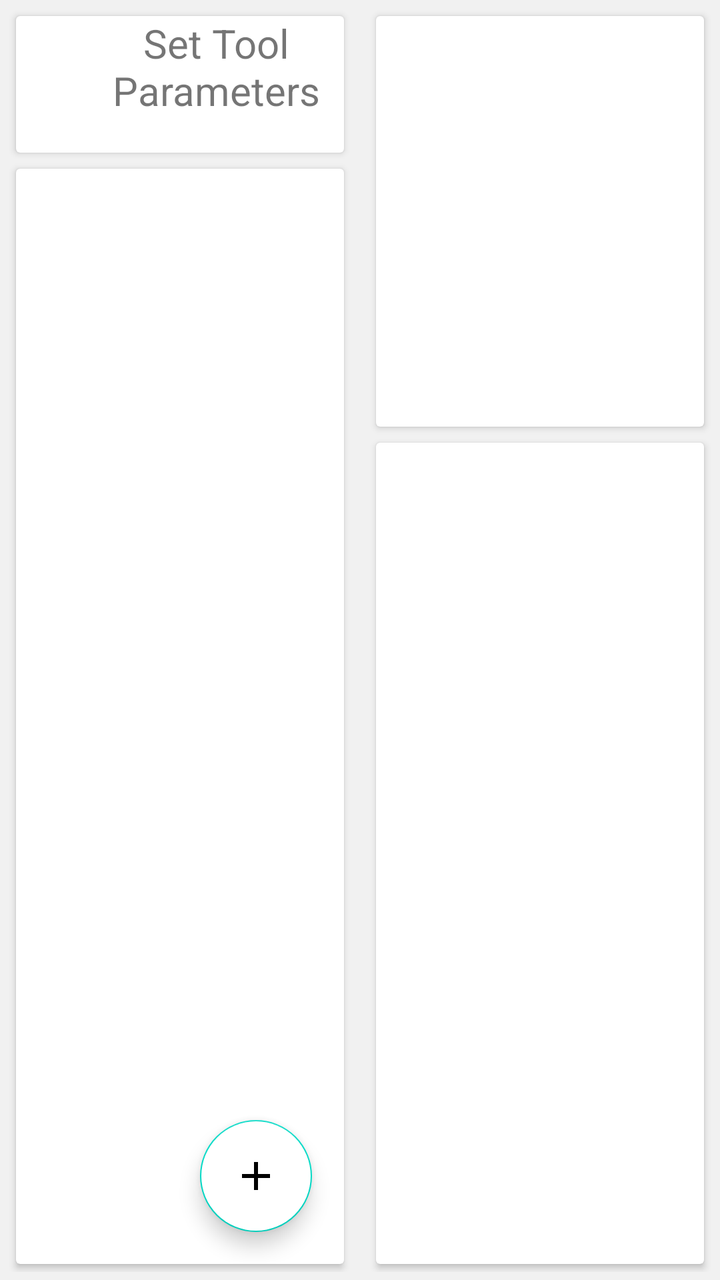
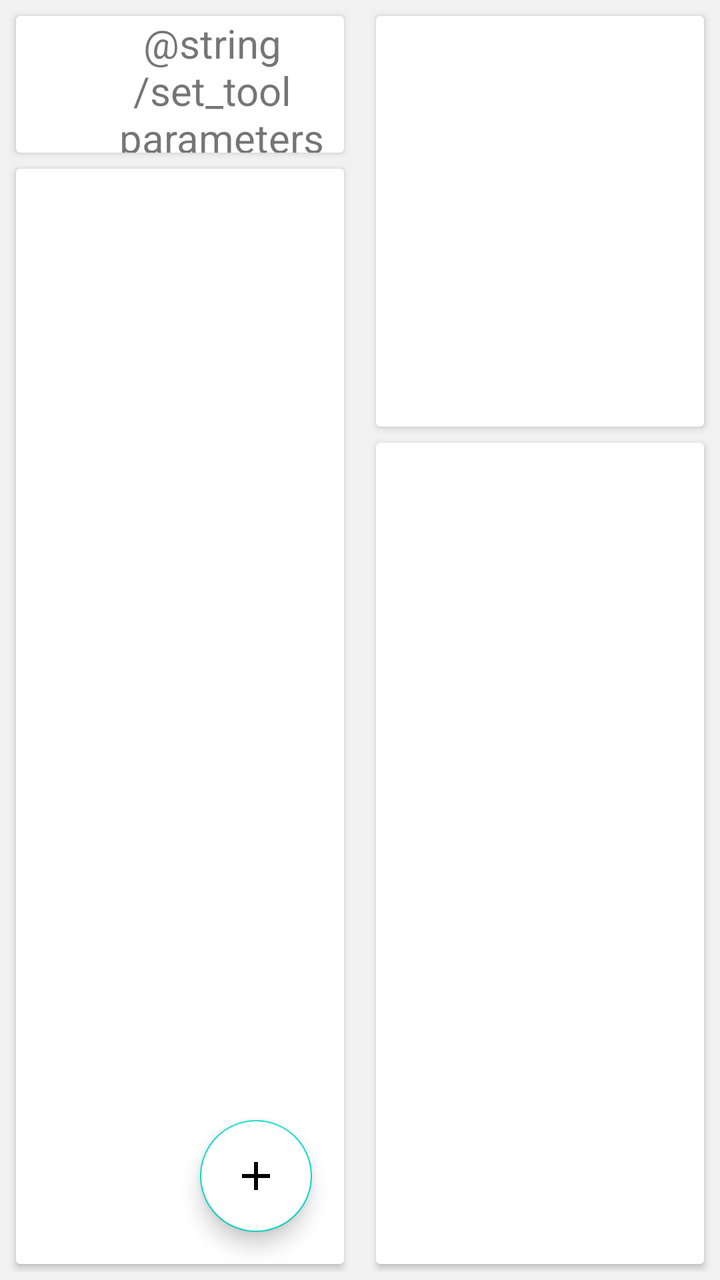

The first picture is an Android layout as it rendered before a commit; the second is the same layout after the commit. The layout source and the unified diff follow.
<!-- AndroidManifest.xml: application theme AppTheme -->
<!-- res/layout/fragment_tool_management.xml -->
<?xml version="1.0" encoding="utf-8"?>
<layout xmlns:android="http://schemas.android.com/apk/res/android"
    xmlns:app="http://schemas.android.com/apk/res-auto">

    <data>

        <variable
            name="viewModel"
            type="eu.agribot.agribotapp.ui.fragment.toolmanagement.mainscreen.ToolManagementViewModel" />
    </data>

    <LinearLayout
        android:layout_width="match_parent"
        android:layout_height="match_parent"
        android:background="@color/background_gray"
        android:orientation="horizontal">


        <LinearLayout
            android:layout_width="0dp"
            android:layout_height="match_parent"
            android:layout_weight="1"
            android:orientation="vertical"
            android:layout_margin="@dimen/margin_small">

            <androidx.cardview.widget.CardView
                android:layout_width="match_parent"
                android:layout_height="0dp"
                android:layout_margin="@dimen/margin_small"
                android:layout_weight="0.5"
                android:background="@drawable/rounded_corner_layout"
                android:gravity="end"
                android:orientation="horizontal">


                <TextView
                    android:id="@+id/textView4"
                    android:layout_width="wrap_content"
                    android:layout_height="wrap_content"
                    android:layout_marginStart="36dp"
                    android:textSize="@dimen/text_size_xlarge"
                    android:gravity="center"
                    android:text="Set Tool Parameters"
                    app:layout_constraintBottom_toBottomOf="parent"
                    app:layout_constraintStart_toStartOf="parent"
                    app:layout_constraintTop_toTopOf="parent" />

            </androidx.cardview.widget.CardView>




            <androidx.cardview.widget.CardView
                android:layout_width="match_parent"
                android:layout_height="0dp"
                android:layout_margin="@dimen/margin_small"
                android:layout_weight="4">


            <RelativeLayout
                android:layout_width="match_parent"
                android:layout_height="match_parent"
                android:orientation="vertical"
                android:stateListAnimator="@null">

                <com.google.android.material.floatingactionbutton.FloatingActionButton
                    android:layout_width="wrap_content"
                    android:layout_height="wrap_content"
                    android:layout_alignParentEnd="true"
                    android:layout_alignParentBottom="true"
                    android:layout_gravity="end|bottom"
                    android:layout_margin="@dimen/margin_large"
                    android:background="@android:color/transparent"
                    android:backgroundTint="@color/white"
                    android:onClick="@{()-> viewModel.onNewToolButtonClicked()}"
                    android:src="@drawable/ic_add"
                    app:rippleColor="@color/white" />

                <androidx.recyclerview.widget.RecyclerView
                    android:id="@+id/main_tool_name_recycler"
                    android:layout_width="match_parent"
                    android:layout_height="match_parent"
                    android:layout_margin="@dimen/margin_small"
                    android:layout_gravity="center"
                    android:background="@color/white" />

            </RelativeLayout>

            </androidx.cardview.widget.CardView>

        </LinearLayout>



        <LinearLayout
            android:layout_width="0dp"
            android:layout_height="match_parent"
            android:layout_weight="1"
            android:orientation="vertical"
            android:layout_margin="@dimen/margin_small">



            <androidx.cardview.widget.CardView
                android:layout_width="match_parent"
                android:layout_height="0dp"
                android:layout_margin="@dimen/margin_small"
                android:layout_weight="1">


                <ImageView
                    android:id="@+id/main_tool_photo"
                    android:layout_width="match_parent"
                    android:layout_height="match_parent"/>


            </androidx.cardview.widget.CardView>


            <androidx.cardview.widget.CardView
                android:layout_width="match_parent"
                android:layout_margin="@dimen/margin_small"
                android:layout_height="0dp"
                android:layout_gravity="center"
                android:layout_weight="2">

            <androidx.recyclerview.widget.RecyclerView
                android:id="@+id/main_tool_parameter_recycler"
                android:layout_width="match_parent"
                android:layout_height="match_parent"
                android:layout_gravity="center_vertical"/>


            </androidx.cardview.widget.CardView>

        </LinearLayout>




    </LinearLayout>


</layout>
<!-- resources referenced by this layout -->
<resources>
  <color name="background_gray">#f1f1f1</color>
  <color name="white">#FFFFFF</color>
  <dimen name="margin_large">16dp</dimen>
  <dimen name="margin_small">4dp</dimen>
  <dimen name="text_size_xlarge">20sp</dimen>
  <!-- drawable ic_add (drawable) -->
  <vector xmlns:android="http://schemas.android.com/apk/res/android"
      android:width="24dp"
      android:height="24dp"
      android:viewportWidth="24"
      android:viewportHeight="24"
      android:tint="?attr/colorControlNormal">
    <path
        android:fillColor="@android:color/white"
        android:pathData="M19,13h-6v6h-2v-6H5v-2h6V5h2v6h6v2z"/>
  </vector>
  <!-- drawable rounded_corner_layout (drawable) -->
  <?xml version="1.0" encoding="utf-8"?>
  <shape xmlns:android="http://schemas.android.com/apk/res/android">
  
      <solid android:color="@android:color/white"/>
      <corners android:radius="10dp"/>
      <stroke
          android:width="1dp"
          android:color="@color/gray" />
  
  </shape>
  <style name="AppTheme" parent="Theme.MaterialComponents.Light.DarkActionBar">
          
          <item name="colorPrimary">@color/colorPrimary</item>
          <item name="colorPrimaryDark">@color/colorPrimaryDark</item>
          <item name="colorAccent">@color/colorAccent</item>
      </style>
  <color name="gray">#6A6A6A</color>
  <color name="colorPrimary">@color/base_green</color>
  <color name="colorPrimaryDark">@color/base_green_darker</color>
  <color name="colorAccent">@color/gray</color>
  <color name="base_green">#a4c01b</color>
  <color name="base_green_darker">#839915</color>
</resources>

<!-- the commit's change to res/layout/fragment_tool_management.xml (unified diff, before → after) -->
@@ -37,10 +37,10 @@
                     android:id="@+id/textView4"
                     android:layout_width="wrap_content"
                     android:layout_height="wrap_content"
-                    android:layout_marginStart="36dp"
+                    android:layout_marginStart="@dimen/margin_xxlarge"
                     android:textSize="@dimen/text_size_xlarge"
                     android:gravity="center"
-                    android:text="Set Tool Parameters"
+                    android:text="@string/set_tool_parameters"
                     app:layout_constraintBottom_toBottomOf="parent"
                     app:layout_constraintStart_toStartOf="parent"
                     app:layout_constraintTop_toTopOf="parent" />
<!-- resource entries referenced after the edit -->
@@ -4,6 +4,7 @@
   <color name="white">#FFFFFF</color>
   <dimen name="margin_large">16dp</dimen>
   <dimen name="margin_small">4dp</dimen>
+  <dimen name="margin_xxlarge">32dp</dimen>
   <dimen name="text_size_xlarge">20sp</dimen>
   <!-- drawable ic_add (drawable) -->
   <vector xmlns:android="http://schemas.android.com/apk/res/android"
